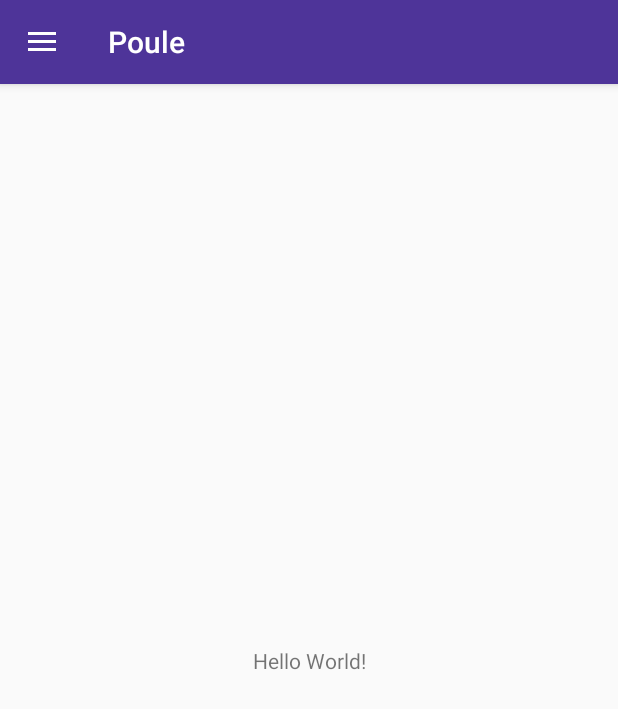
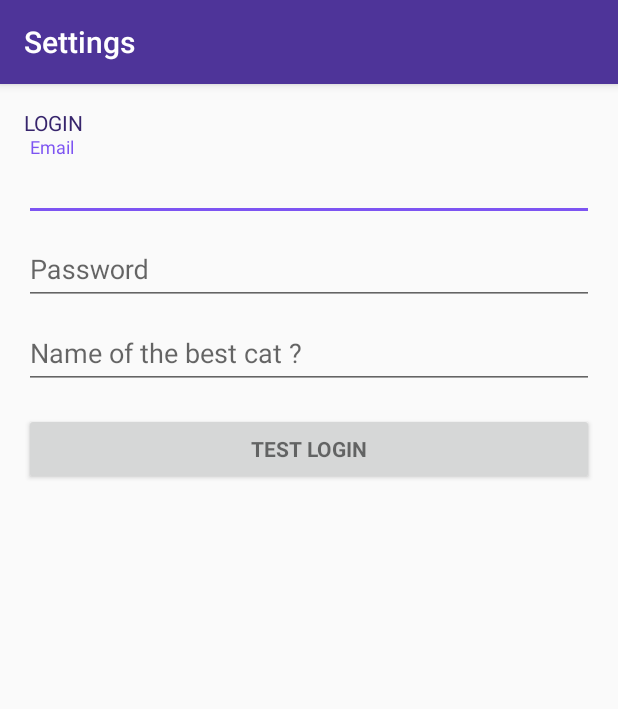
Before and after one commit to niavok/poule, an Android app: the screen it shows after launch (MainActivity before the commit, SettingsActivity after it), in the side drawer, after a tap on "Settings", on a phone screen of 412 x 824 dp. Shown: the top 709 px of the screen. Run offline under Robolectric (Android 15) with nearby library versions, the phone set to English and light mode, and no system bars.

Commit message:
Add settings activity

```diff
--- a/app/src/main/java/com/niavok/poule/MainActivity.java
+++ b/app/src/main/java/com/niavok/poule/MainActivity.java
@@ -74,8 +74,8 @@ public class MainActivity extends AppCompatActivity
         } else if (id == R.id.nav_delete_activity) {
 
         } else if (id == R.id.nav_settings) {
-            //Intent intent = new Intent(this, SettingsActivity.class);
-            //startActivity(intent);
+            Intent intent = new Intent(this, SettingsActivity.class);
+            startActivity(intent);
         }
 
         DrawerLayout drawer = (DrawerLayout) findViewById(R.id.drawer_layout);
--- /dev/null
+++ b/app/src/main/java/com/niavok/poule/SettingsActivity.java
@@ -0,0 +1,275 @@
+package com.niavok.poule;
+
+import android.animation.Animator;
+import android.animation.AnimatorListenerAdapter;
+import android.annotation.TargetApi;
+import android.support.v7.app.AppCompatActivity;
+
+import android.os.AsyncTask;
+
+import android.os.Build;
+import android.os.Bundle;
+import android.provider.ContactsContract;
+import android.text.TextUtils;
+import android.view.KeyEvent;
+import android.view.View;
+import android.view.View.OnClickListener;
+import android.view.inputmethod.EditorInfo;
+import android.widget.AutoCompleteTextView;
+import android.widget.Button;
+import android.widget.EditText;
+import android.widget.TextView;
+
+//import static android.Manifest.permission.READ_CONTACTS;
+
+/**
+ * A login screen that offers login via email/password.
+ */
+public class SettingsActivity extends AppCompatActivity {
+
+    /**
+     * Id to identity READ_CONTACTS permission request.
+     */
+    //private static final int REQUEST_READ_CONTACTS = 0;
+
+    /**
+     * A dummy authentication store containing known user names and passwords.
+     * TODO: remove after connecting to a real authentication system.
+     */
+    private static final String[] DUMMY_CREDENTIALS = new String[]{
+            "foo@example.com:hello", "bar@example.com:world"
+    };
+    /**
+     * Keep track of the login task to ensure we can cancel it if requested.
+     */
+    private UserLoginTask mAuthTask = null;
+
+    // UI references.
+    private EditText mEmailView;
+    private EditText mPasswordView;
+    private EditText mSecurityView;
+    private View mProgressView;
+    private View mLoginFormView;
+
+    @Override
+    protected void onCreate(Bundle savedInstanceState) {
+        super.onCreate(savedInstanceState);
+        setContentView(R.layout.activity_settings);
+        // Set up the login form.
+        mEmailView = (EditText) findViewById(R.id.email);
+
+        mPasswordView = (EditText) findViewById(R.id.password);
+        mSecurityView = (EditText) findViewById(R.id.security);
+        Button mLoginTestButton = (Button) findViewById(R.id.login_test_button);
+        mLoginTestButton.setOnClickListener(new OnClickListener() {
+            @Override
+            public void onClick(View view) {
+                attemptLogin();
+            }
+        });
+
+        mLoginFormView = findViewById(R.id.login_form);
+        mProgressView = findViewById(R.id.login_progress);
+    }
+
+    /*private boolean mayRequestContacts() {
+        if (Build.VERSION.SDK_INT < Build.VERSION_CODES.M) {
+            return true;
+        }
+        if (checkSelfPermission(READ_CONTACTS) == PackageManager.PERMISSION_GRANTED) {
+            return true;
+        }
+        if (shouldShowRequestPermissionRationale(READ_CONTACTS)) {
+            Snackbar.make(mEmailView, R.string.permission_rationale, Snackbar.LENGTH_INDEFINITE)
+                    .setAction(android.R.string.ok, new View.OnClickListener() {
+                        @Override
+                        @TargetApi(Build.VERSION_CODES.M)
+                        public void onClick(View v) {
+                            requestPermissions(new String[]{READ_CONTACTS}, REQUEST_READ_CONTACTS);
+                        }
+                    });
+        } else {
+            requestPermissions(new String[]{READ_CONTACTS}, REQUEST_READ_CONTACTS);
+        }
+        return false;
+    }*/
+
+    /**
+     * Callback received when a permissions request has been completed.
+     */
+    /*@Override
+    public void onRequestPermissionsResult(int requestCode, @NonNull String[] permissions,
+                                           @NonNull int[] grantResults) {
+        if (requestCode == REQUEST_READ_CONTACTS) {
+            if (grantResults.length == 1 && grantResults[0] == PackageManager.PERMISSION_GRANTED) {
+                populateAutoComplete();
+            }
+        }
+    }*/
+
+
+    /**
+     * Attempts to sign in or register the account specified by the login form.
+     * If there are form errors (invalid email, missing fields, etc.), the
+     * errors are presented and no actual login attempt is made.
+     */
+    private void attemptLogin() {
+        if (mAuthTask != null) {
+            return;
+        }
+
+        // Reset errors.
+        mEmailView.setError(null);
+        mPasswordView.setError(null);
+
+        // Store values at the time of the login attempt.
+        String email = mEmailView.getText().toString();
+        String password = mPasswordView.getText().toString();
+
+        boolean cancel = false;
+        View focusView = null;
+
+        // Check for a valid password, if the user entered one.
+        if (!TextUtils.isEmpty(password) && !isPasswordValid(password)) {
+            mPasswordView.setError(getString(R.string.error_invalid_password));
+            focusView = mPasswordView;
+            cancel = true;
+        }
+
+        // Check for a valid email address.
+        if (TextUtils.isEmpty(email)) {
+            mEmailView.setError(getString(R.string.error_field_required));
+            focusView = mEmailView;
+            cancel = true;
+        } else if (!isEmailValid(email)) {
+            mEmailView.setError(getString(R.string.error_invalid_email));
+            focusView = mEmailView;
+            cancel = true;
+        }
+
+        if (cancel) {
+            // There was an error; don't attempt login and focus the first
+            // form field with an error.
+            focusView.requestFocus();
+        } else {
+            // Show a progress spinner, and kick off a background task to
+            // perform the user login attempt.
+            showProgress(true);
+            mAuthTask = new UserLoginTask(email, password);
+            mAuthTask.execute((Void) null);
+        }
+    }
+
+    private boolean isEmailValid(String email) {
+        //TODO: Replace this with your own logic
+        return email.contains("@");
+    }
+
+    private boolean isPasswordValid(String password) {
+        //TODO: Replace this with your own logic
+        return password.length() > 4;
+    }
+
+    /**
+     * Shows the progress UI and hides the login form.
+     */
+    @TargetApi(Build.VERSION_CODES.HONEYCOMB_MR2)
+    private void showProgress(final boolean show) {
+        // On Honeycomb MR2 we have the ViewPropertyAnimator APIs, which allow
+        // for very easy animations. If available, use these APIs to fade-in
+        // the progress spinner.
+        if (Build.VERSION.SDK_INT >= Build.VERSION_CODES.HONEYCOMB_MR2) {
+            int shortAnimTime = getResources().getInteger(android.R.integer.config_shortAnimTime);
+
+            mLoginFormView.setVisibility(show ? View.GONE : View.VISIBLE);
+            mLoginFormView.animate().setDuration(shortAnimTime).alpha(
+                    show ? 0 : 1).setListener(new AnimatorListenerAdapter() {
+                @Override
+                public void onAnimationEnd(Animator animation) {
+                    mLoginFormView.setVisibility(show ? View.GONE : View.VISIBLE);
+                }
+            });
+
+            mProgressView.setVisibility(show ? View.VISIBLE : View.GONE);
+            mProgressView.animate().setDuration(shortAnimTime).alpha(
+                    show ? 1 : 0).setListener(new AnimatorListenerAdapter() {
+                @Override
+                public void onAnimationEnd(Animator animation) {
+                    mProgressView.setVisibility(show ? View.VISIBLE : View.GONE);
+                }
+            });
+        } else {
+            // The ViewPropertyAnimator APIs are not available, so simply show
+            // and hide the relevant UI components.
+            mProgressView.setVisibility(show ? View.VISIBLE : View.GONE);
+            mLoginFormView.setVisibility(show ? View.GONE : View.VISIBLE);
+        }
+    }
+
+    private interface ProfileQuery {
+        String[] PROJECTION = {
+                ContactsContract.CommonDataKinds.Email.ADDRESS,
+                ContactsContract.CommonDataKinds.Email.IS_PRIMARY,
+        };
+
+        int ADDRESS = 0;
+        int IS_PRIMARY = 1;
+    }
+
+    /**
+     * Represents an asynchronous login/registration task used to authenticate
+     * the user.
+     */
+    public class UserLoginTask extends AsyncTask<Void, Void, Boolean> {
+
+        private final String mEmail;
+        private final String mPassword;
+
+        UserLoginTask(String email, String password) {
+            mEmail = email;
+            mPassword = password;
+        }
+
+        @Override
+        protected Boolean doInBackground(Void... params) {
+            // TODO: attempt authentication against a network service.
+
+            try {
+                // Simulate network access.
+                Thread.sleep(2000);
+            } catch (InterruptedException e) {
+                return false;
+            }
+
+            for (String credential : DUMMY_CREDENTIALS) {
+                String[] pieces = credential.split(":");
+                if (pieces[0].equals(mEmail)) {
+                    // Account exists, return true if the password matches.
+                    return pieces[1].equals(mPassword);
+                }
+            }
+
+            // TODO: register the new account here.
+            return true;
+        }
+
+        @Override
+        protected void onPostExecute(final Boolean success) {
+            mAuthTask = null;
+            showProgress(false);
+
+            if (success) {
+                finish();
+            } else {
+                mPasswordView.setError(getString(R.string.error_incorrect_password));
+                mPasswordView.requestFocus();
+            }
+        }
+
+        @Override
+        protected void onCancelled() {
+            mAuthTask = null;
+            showProgress(false);
+        }
+    }
+}
--- /dev/null
+++ b/app/src/main/res/layout/activity_settings.xml
@@ -0,0 +1,126 @@
+<LinearLayout xmlns:android="http://schemas.android.com/apk/res/android"
+    xmlns:app="http://schemas.android.com/apk/res-auto"
+    xmlns:tools="http://schemas.android.com/tools"
+    android:layout_width="match_parent"
+    android:layout_height="match_parent"
+    android:gravity="center_horizontal"
+    android:orientation="vertical"
+    android:paddingBottom="@dimen/activity_vertical_margin"
+    android:paddingLeft="@dimen/activity_horizontal_margin"
+    android:paddingRight="@dimen/activity_horizontal_margin"
+    android:paddingTop="@dimen/activity_vertical_margin"
+    tools:context="com.niavok.poule.SettingsActivity">
+
+    <!-- Login progress -->
+    <ProgressBar
+        android:id="@+id/login_progress"
+        style="?android:attr/progressBarStyleLarge"
+        android:layout_width="wrap_content"
+        android:layout_height="wrap_content"
+        android:layout_marginBottom="8dp"
+        android:visibility="gone" />
+
+    <ScrollView
+        android:id="@+id/login_form"
+        android:layout_width="match_parent"
+        android:layout_height="match_parent">
+
+        <LinearLayout
+            android:id="@+id/email_login_form"
+            android:layout_width="match_parent"
+            android:layout_height="wrap_content"
+            android:orientation="vertical">
+
+            <TextView
+                android:layout_width="match_parent"
+                android:layout_height="wrap_content"
+                android:layout_weight="1"
+                android:textAllCaps="true"
+                android:textColor="@color/colorPrimaryDark"
+                android:text="Login" />
+
+            <android.support.design.widget.TextInputLayout
+                android:layout_width="match_parent"
+                android:layout_height="wrap_content">
+
+                <EditText
+                    android:id="@+id/email"
+                    android:layout_width="match_parent"
+                    android:layout_height="wrap_content"
+                    android:hint="@string/prompt_email"
+                    android:inputType="textEmailAddress"
+                    android:maxLines="1"
+                    android:singleLine="true" />
+
+            </android.support.design.widget.TextInputLayout>
+
+            <android.support.design.widget.TextInputLayout
+                android:layout_width="match_parent"
+                android:layout_height="wrap_content">
+
+                <EditText
+                    android:id="@+id/password"
+                    android:layout_width="match_parent"
+                    android:layout_height="wrap_content"
+                    android:hint="@string/prompt_password"
+                    android:imeActionId="6"
+                    android:imeActionLabel="@string/action_sign_in_short"
+                    android:imeOptions="actionUnspecified"
+                    android:inputType="textPassword"
+                    android:maxLines="1"
+                    android:singleLine="true" />
+
+            </android.support.design.widget.TextInputLayout>
+
+            <android.support.design.widget.TextInputLayout
+                android:layout_width="match_parent"
+                android:layout_height="wrap_content">
+
+                <EditText
+                    android:id="@+id/security"
+                    android:layout_width="match_parent"
+                    android:layout_height="wrap_content"
+                    android:hint="Name of the best cat ?"
+                    android:inputType="textEmailAddress"
+                    android:maxLines="1"
+                    android:singleLine="true" />
+
+            </android.support.design.widget.TextInputLayout>
+
+            <LinearLayout
+                android:layout_width="match_parent"
+                android:layout_height="match_parent"
+                android:layout_marginTop="16dp"
+                android:layout_weight="1"
+                android:orientation="horizontal">
+
+                <Button
+                    android:id="@+id/login_test_button"
+                    style="?android:textAppearanceSmall"
+                    android:layout_width="match_parent"
+                    android:layout_height="wrap_content"
+                    android:layout_weight="1"
+                    android:text="Test login"
+                    android:textStyle="bold" />
+
+                <ImageView
+                    android:id="@+id/imageView2"
+                    android:layout_width="20dp"
+                    android:layout_height="20dp"
+                    android:layout_weight="0"
+                    android:visibility="gone"
+                    app:srcCompat="@android:drawable/presence_online" />
+
+                <ImageView
+                    android:id="@+id/imageView3"
+                    android:layout_width="20dp"
+                    android:layout_height="20dp"
+                    android:layout_weight="0"
+                    android:visibility="gone"
+                    app:srcCompat="@android:drawable/presence_busy" />
+            </LinearLayout>
+
+        </LinearLayout>
+
+    </ScrollView>
+</LinearLayout>
--- a/app/src/main/res/values/strings.xml
+++ b/app/src/main/res/values/strings.xml
@@ -5,5 +5,19 @@
     <string name="navigation_drawer_close">Close navigation drawer</string>
 
     <string name="action_settings">Settings</string>
+    <string name="title_activity_settings">Settings</string>
+
+    <!-- Strings related to login -->
+    <string name="prompt_email">Email</string>
+    <string name="prompt_password">Password</string>
+    <string name="action_sign_in">Sign in or register</string>
+    <string name="action_sign_in_short">Sign in</string>
+    <string name="error_invalid_email">This email address is invalid</string>
+    <string name="error_invalid_password">This password is too short</string>
+    <string name="error_incorrect_password">This password is incorrect</string>
+    <string name="error_field_required">This field is required</string>
+    <string name="permission_rationale">"Contacts permissions are needed for providing email
+        completions."
+    </string>
 
 </resources>
```
Also changed, not shown: app/src/main/AndroidManifest.xml (+8 -0 lines).
